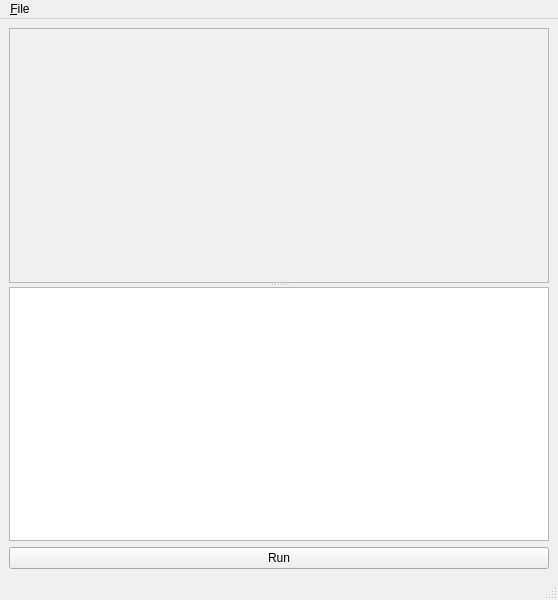
First picture: the form in vrjugglua/qt-console/QTConsoleMainWindow.ui, repository vancegroup/vr-jugglua, before the edit.
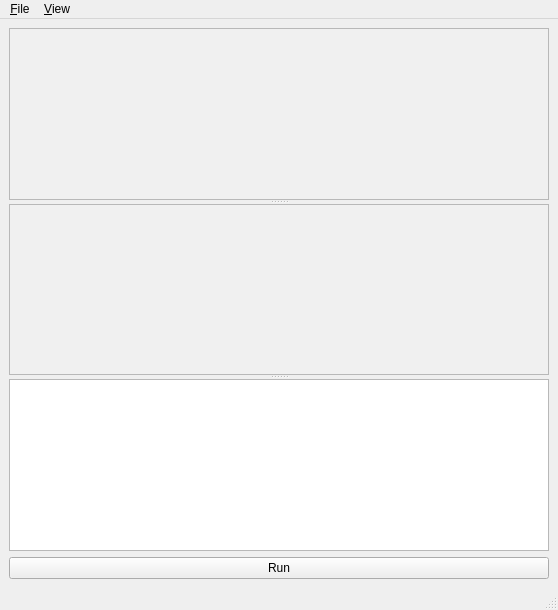
Second picture: the form after the edit.

Commit message: Add console output capture support to the console.

```diff
--- a/vrjugglua/qt-console/QTConsoleMainWindow.ui
+++ b/vrjugglua/qt-console/QTConsoleMainWindow.ui
@@ -7,7 +7,7 @@
     <x>0</x>
     <y>0</y>
     <width>558</width>
-    <height>600</height>
+    <height>610</height>
    </rect>
   </property>
   <property name="windowTitle">
@@ -20,6 +20,63 @@
       <property name="orientation">
        <enum>Qt::Vertical</enum>
       </property>
+      <widget class="QPlainTextEdit" name="plainTextDebugLog">
+       <property name="enabled">
+        <bool>true</bool>
+       </property>
+       <property name="palette">
+        <palette>
+         <active>
+          <colorrole role="Base">
+           <brush brushstyle="SolidPattern">
+            <color alpha="255">
+             <red>240</red>
+             <green>240</green>
+             <blue>240</blue>
+            </color>
+           </brush>
+          </colorrole>
+         </active>
+         <inactive>
+          <colorrole role="Base">
+           <brush brushstyle="SolidPattern">
+            <color alpha="255">
+             <red>240</red>
+             <green>240</green>
+             <blue>240</blue>
+            </color>
+           </brush>
+          </colorrole>
+         </inactive>
+         <disabled>
+          <colorrole role="Base">
+           <brush brushstyle="SolidPattern">
+            <color alpha="255">
+             <red>240</red>
+             <green>240</green>
+             <blue>240</blue>
+            </color>
+           </brush>
+          </colorrole>
+         </disabled>
+        </palette>
+       </property>
+       <property name="font">
+        <font>
+         <family>Consolas</family>
+         <pointsize>8</pointsize>
+        </font>
+       </property>
+       <property name="undoRedoEnabled">
+        <bool>false</bool>
+       </property>
+       <property name="readOnly">
+        <bool>true</bool>
+       </property>
+       <property name="centerOnScroll">
+        <bool>false</bool>
+       </property>
+      </widget>
       <widget class="QPlainTextEdit" name="plainTextEditLog">
        <property name="enabled">
         <bool>true</bool>
@@ -110,7 +167,14 @@
     <addaction name="separator"/>
     <addaction name="actionFileExit"/>
    </widget>
+   <widget class="QMenu" name="menu_View">
+    <property name="title">
+     <string>&amp;View</string>
+    </property>
+    <addaction name="actionShow_debug_log"/>
+   </widget>
    <addaction name="menu_File"/>
+   <addaction name="menu_View"/>
   </widget>
   <widget class="QStatusBar" name="statusbar"/>
   <action name="actionFileOpen">
```
Left out of the diff: 27 changed lines with no effect on the pictures. The commit also changes 4 other files.
